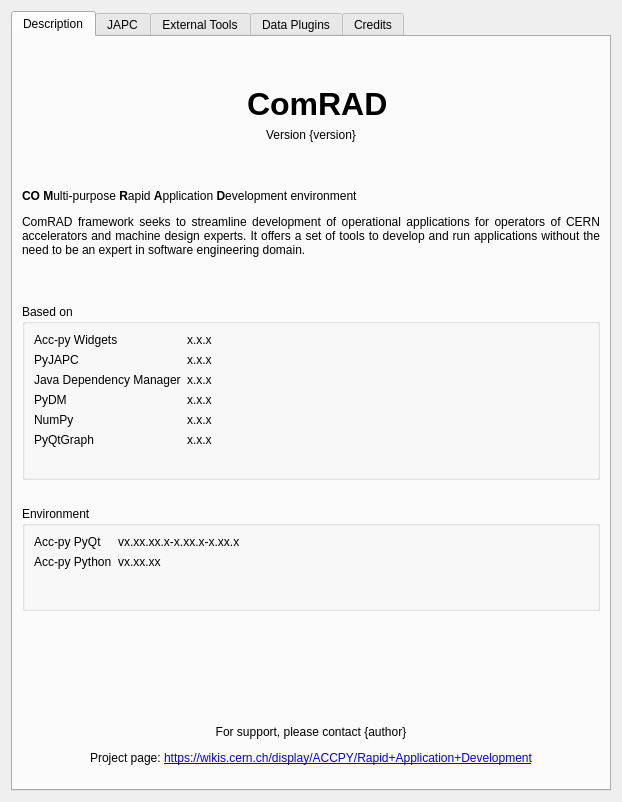
First picture: the form in comrad/app/about/about.ui, repository jfpatrick/accsoft-gui-rad-comrad, before the edit.
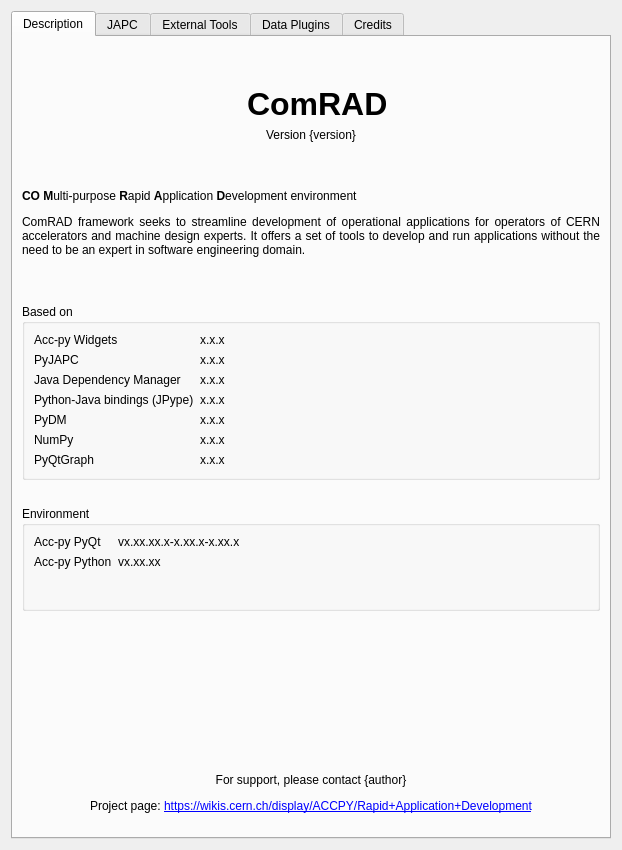
Second picture: the form after the edit. Icons and pictures are not drawn.

Commit message: Added JPype version to About dialog

Diff of the .ui file:
```diff
--- a/comrad/app/about/about.ui
+++ b/comrad/app/about/about.ui
@@ -6,8 +6,8 @@
    <rect>
     <x>0</x>
     <y>0</y>
-    <width>618</width>
-    <height>802</height>
+    <width>620</width>
+    <height>850</height>
    </rect>
   </property>
   <property name="windowTitle">
@@ -233,42 +233,42 @@
           <string>Based on</string>
          </property>
          <layout class="QFormLayout" name="formLayout_2">
-          <item row="3" column="0">
+          <item row="4" column="0">
            <widget class="QLabel" name="label_2">
             <property name="text">
              <string>PyDM</string>
             </property>
            </widget>
           </item>
-          <item row="3" column="1">
+          <item row="4" column="1">
            <widget class="QLabel" name="pydm_ver">
             <property name="text">
              <string>x.x.x</string>
             </property>
            </widget>
           </item>
-          <item row="4" column="0">
+          <item row="5" column="0">
            <widget class="QLabel" name="label_4">
             <property name="text">
              <string>NumPy</string>
             </property>
            </widget>
           </item>
-          <item row="4" column="1">
+          <item row="5" column="1">
            <widget class="QLabel" name="numpy_ver">
             <property name="text">
              <string>x.x.x</string>
             </property>
            </widget>
           </item>
-          <item row="5" column="0">
+          <item row="6" column="0">
            <widget class="QLabel" name="label_7">
             <property name="text">
              <string>PyQtGraph</string>
             </property>
            </widget>
           </item>
-          <item row="5" column="1">
+          <item row="6" column="1">
            <widget class="QLabel" name="pg_ver">
             <property name="text">
              <string>x.x.x</string>
@@ -317,6 +317,20 @@
             </property>
            </widget>
           </item>
+          <item row="3" column="0">
+           <widget class="QLabel" name="label_3">
+            <property name="text">
+             <string>Python-Java bindings (JPype)</string>
+            </property>
+           </widget>
+          </item>
+          <item row="3" column="1">
+           <widget class="QLabel" name="jpype_ver">
+            <property name="text">
+             <string>x.x.x</string>
+            </property>
+           </widget>
+          </item>
          </layout>
         </widget>
        </item>
```
The commit also changes 2 other files.
